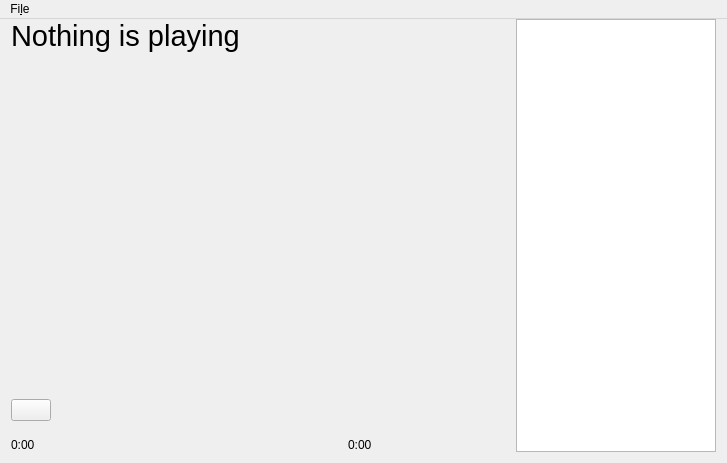
Above: mainwindow.ui from kaylinDevelopment/themedia before the change. Below: the same form after it.
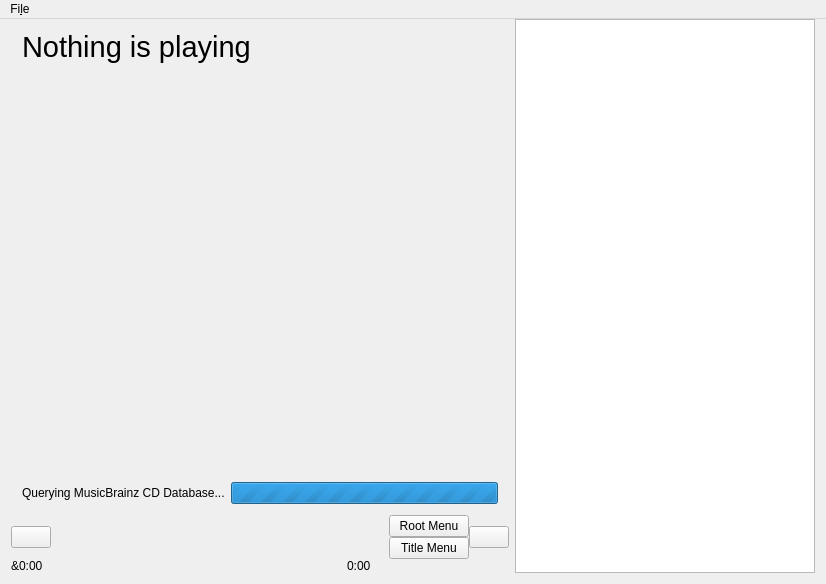
That is the form after the change. Icons and pictures are not drawn. Custom widgets are drawn as their Qt base class.

Commit message: Improved CD support, add MusicBrainz support

Diff of the .ui file:
```diff
--- a/mainwindow.ui
+++ b/mainwindow.ui
@@ -6,8 +6,8 @@
    <rect>
     <x>0</x>
     <y>0</y>
-    <width>727</width>
-    <height>463</height>
+    <width>826</width>
+    <height>584</height>
    </rect>
   </property>
   <property name="windowTitle">
@@ -24,7 +24,11 @@
     </property>
     <item>
      <layout class="QVBoxLayout" name="verticalLayout_2">
+      <property name="spacing">
+       <number>0</number>
+      </property>
       <item>
+       <widget class="QFrame" name="mediaInfoFrame">
        <layout class="QFormLayout" name="formLayout">
         <item row="1" column="1">
          <widget class="QLabel" name="artist">
@@ -81,22 +85,101 @@
          </widget>
         </item>
        </layout>
+       </widget>
       </item>
       <item>
-       <spacer name="verticalSpacer">
-        <property name="orientation">
-         <enum>Qt::Vertical</enum>
+       <widget class="Phonon::VideoWidget" name="VideoWidget">
+        <property name="sizePolicy">
+         <sizepolicy hsizetype="Preferred" vsizetype="Expanding">
+          <horstretch>0</horstretch>
+          <verstretch>0</verstretch>
+         </sizepolicy>
         </property>
-        <property name="sizeHint" stdset="0">
+        <property name="fullScreen">
+         <bool>false</bool>
+        </property>
+       </widget>
+      </item>
+      <item>
+       <widget class="QFrame" name="spacerFrame">
+        <property name="sizePolicy">
+         <sizepolicy hsizetype="Expanding" vsizetype="Expanding">
+          <horstretch>0</horstretch>
+          <verstretch>0</verstretch>
+         </sizepolicy>
+        </property>
+        <property name="minimumSize">
          <size>
-          <width>20</width>
-          <height>40</height>
+          <width>0</width>
+          <height>5</height>
          </size>
         </property>
-       </spacer>
+        <property name="frameShape">
+         <enum>QFrame::NoFrame</enum>
+        </property>
+        <property name="frameShadow">
+         <enum>QFrame::Raised</enum>
+        </property>
+       </widget>
       </item>
+      <item>
+       <widget class="QFrame" name="cddbProgressFrame">
+        <property name="frameShape">
+         <enum>QFrame::NoFrame</enum>
+        </property>
+        <property name="frameShadow">
+         <enum>QFrame::Raised</enum>
+        </property>
+        <layout class="QHBoxLayout" name="horizontalLayout_2">
+         <item>
+          <widget class="QLabel" name="label">
+           <property name="text">
+            <string>Querying MusicBrainz CD Database...</string>
+           </property>
+          </widget>
+         </item>
+         <item>
+          <widget class="QProgressBar" name="progressBar">
+           <property name="maximum">
+            <number>0</number>
+           </property>
+           <property name="value">
+            <number>-1</number>
+           </property>
+          </widget>
+         </item>
+        </layout>
+       </widget>
+      </item>
+      <item>
+       <widget class="QFrame" name="mediaControlFrame">
+        <property name="frameShape">
+         <enum>QFrame::NoFrame</enum>
+        </property>
+        <property name="frameShadow">
+         <enum>QFrame::Raised</enum>
+        </property>
+        <layout class="QVBoxLayout" name="verticalLayout_3">
+         <property name="spacing">
+          <number>0</number>
+         </property>
+         <property name="leftMargin">
+          <number>0</number>
+         </property>
+         <property name="topMargin">
+          <number>0</number>
+         </property>
+         <property name="rightMargin">
+          <number>0</number>
+         </property>
+         <property name="bottomMargin">
+          <number>0</number>
+         </property>
       <item>
        <layout class="QHBoxLayout" name="horizontalLayout">
+           <property name="spacing">
+            <number>0</number>
+           </property>
         <item>
          <widget class="QPushButton" name="playPause">
           <property name="text">
@@ -172,6 +255,72 @@
           </property>
          </spacer>
         </item>
+           <item>
+            <widget class="QFrame" name="dvdControls">
+             <property name="frameShape">
+              <enum>QFrame::NoFrame</enum>
+             </property>
+             <property name="frameShadow">
+              <enum>QFrame::Raised</enum>
+             </property>
+             <layout class="QGridLayout" name="gridLayout">
+              <property name="leftMargin">
+               <number>0</number>
+              </property>
+              <property name="topMargin">
+               <number>0</number>
+              </property>
+              <property name="rightMargin">
+               <number>0</number>
+              </property>
+              <property name="bottomMargin">
+               <number>0</number>
+              </property>
+              <property name="spacing">
+               <number>0</number>
+              </property>
+              <item row="0" column="0">
+               <widget class="QPushButton" name="dvdRootMenu">
+                <property name="text">
+                 <string>Root Menu</string>
+                </property>
+                <property name="icon">
+                 <iconset theme="application-menu">
+                  <normaloff>.</normaloff>.</iconset>
+                </property>
+               </widget>
+              </item>
+              <item row="1" column="0">
+               <widget class="QPushButton" name="dvdTitleMenu">
+                <property name="text">
+                 <string>Title Menu</string>
+                </property>
+                <property name="icon">
+                 <iconset theme="application-menu">
+                  <normaloff>.</normaloff>.</iconset>
+                </property>
+               </widget>
+              </item>
+             </layout>
+            </widget>
+           </item>
+           <item>
+            <widget class="QPushButton" name="pushButton_3">
+             <property name="text">
+              <string/>
+             </property>
+             <property name="icon">
+              <iconset theme="view-fullscreen">
+               <normaloff>.</normaloff>.</iconset>
+             </property>
+             <property name="iconSize">
+              <size>
+               <width>48</width>
+               <height>48</height>
+              </size>
+             </property>
+            </widget>
+           </item>
        </layout>
       </item>
       <item>
@@ -179,7 +328,7 @@
         <item>
          <widget class="QLabel" name="elapsedTime">
           <property name="text">
-           <string>0:00</string>
+              <string>&amp;0:00</string>
           </property>
          </widget>
         </item>
@@ -200,12 +349,21 @@
        </layout>
       </item>
      </layout>
+       </widget>
+      </item>
+     </layout>
     </item>
     <item>
      <widget class="QListWidget" name="playlistWidget">
+      <property name="sizePolicy">
+       <sizepolicy hsizetype="Expanding" vsizetype="Expanding">
+        <horstretch>0</horstretch>
+        <verstretch>0</verstretch>
+       </sizepolicy>
+      </property>
       <property name="maximumSize">
        <size>
-        <width>200</width>
+        <width>300</width>
         <height>16777215</height>
        </size>
       </property>
@@ -218,7 +376,7 @@
     <rect>
      <x>0</x>
      <y>0</y>
-     <width>727</width>
+     <width>826</width>
      <height>23</height>
     </rect>
    </property>
@@ -258,6 +416,11 @@
    <extends>QWidget</extends>
    <header location="global">phonon/seekslider.h</header>
   </customwidget>
+  <customwidget>
+   <class>Phonon::VideoWidget</class>
+   <extends>QWidget</extends>
+   <header location="global">phonon/videowidget.h</header>
+  </customwidget>
  </customwidgets>
  <resources>
   <include location="icons.qrc"/>
```
Left out of the diff: 6 changed lines with no effect on the pictures. Lines whose indentation alone changed are shown as unchanged. The commit also changes 8 other files.
